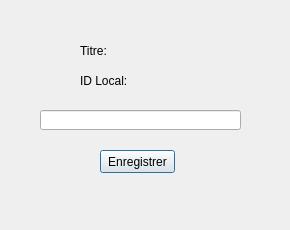
The window that c_detail_ajout.ui (AlexSerfa/DVDFLIX) describes before a commit, drawn with Qt 5.
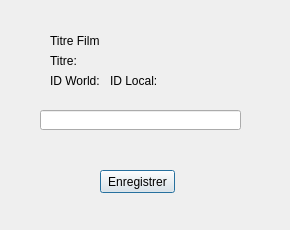
The same window after the commit.

Patch:
```diff
--- a/c_detail_ajout.ui
+++ b/c_detail_ajout.ui
@@ -20,7 +20,7 @@
    <property name="geometry">
     <rect>
      <x>100</x>
-     <y>150</y>
+     <y>170</y>
      <width>75</width>
      <height>23</height>
     </rect>
@@ -42,8 +42,8 @@
   <widget class="QLabel" name="l_titre">
    <property name="geometry">
     <rect>
-     <x>80</x>
-     <y>40</y>
+     <x>50</x>
+     <y>50</y>
      <width>181</width>
      <height>21</height>
     </rect>
@@ -55,7 +55,7 @@
   <widget class="QLabel" name="id_local">
    <property name="geometry">
     <rect>
-     <x>80</x>
+     <x>110</x>
      <y>70</y>
      <width>181</width>
      <height>21</height>
@@ -65,6 +65,32 @@
     <string>ID Local:</string>
    </property>
   </widget>
+  <widget class="QLabel" name="txt_film">
+   <property name="geometry">
+    <rect>
+     <x>50</x>
+     <y>30</y>
+     <width>181</width>
+     <height>21</height>
+    </rect>
+   </property>
+   <property name="text">
+    <string>Titre Film</string>
+   </property>
+  </widget>
+  <widget class="QLabel" name="BLOCKED_txt">
+   <property name="geometry">
+    <rect>
+     <x>50</x>
+     <y>70</y>
+     <width>51</width>
+     <height>21</height>
+    </rect>
+   </property>
+   <property name="text">
+    <string>ID World:</string>
+   </property>
+  </widget>
  </widget>
  <resources/>
  <connections/>
```
Left out of the diff: 2 changed lines with no effect on the pictures.
